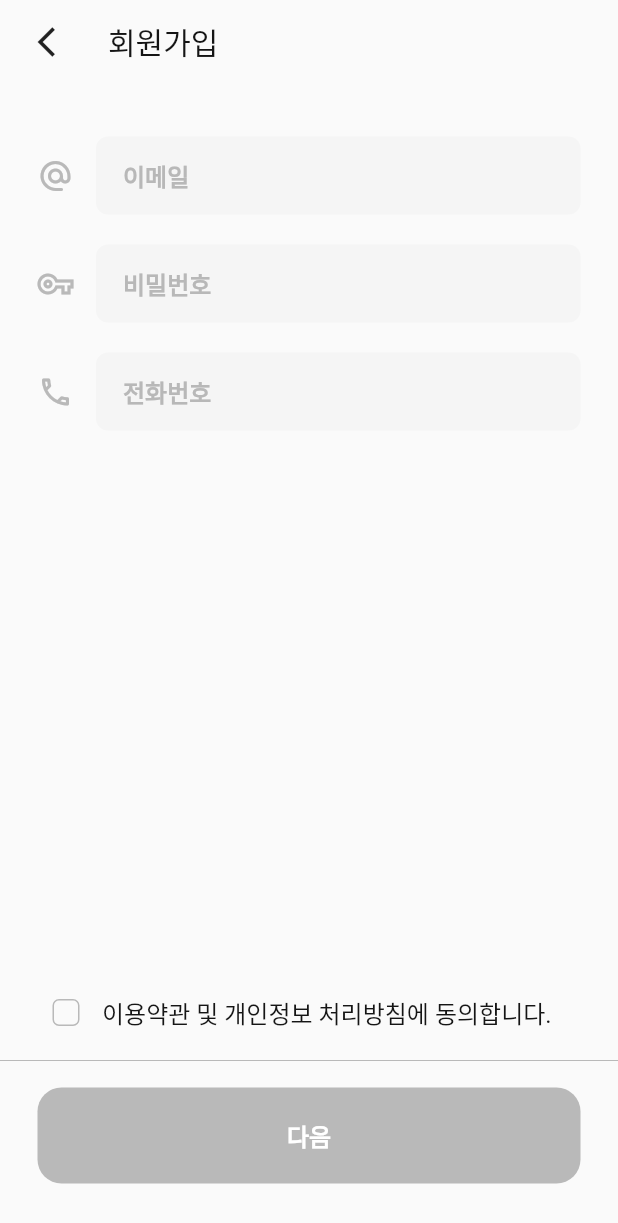
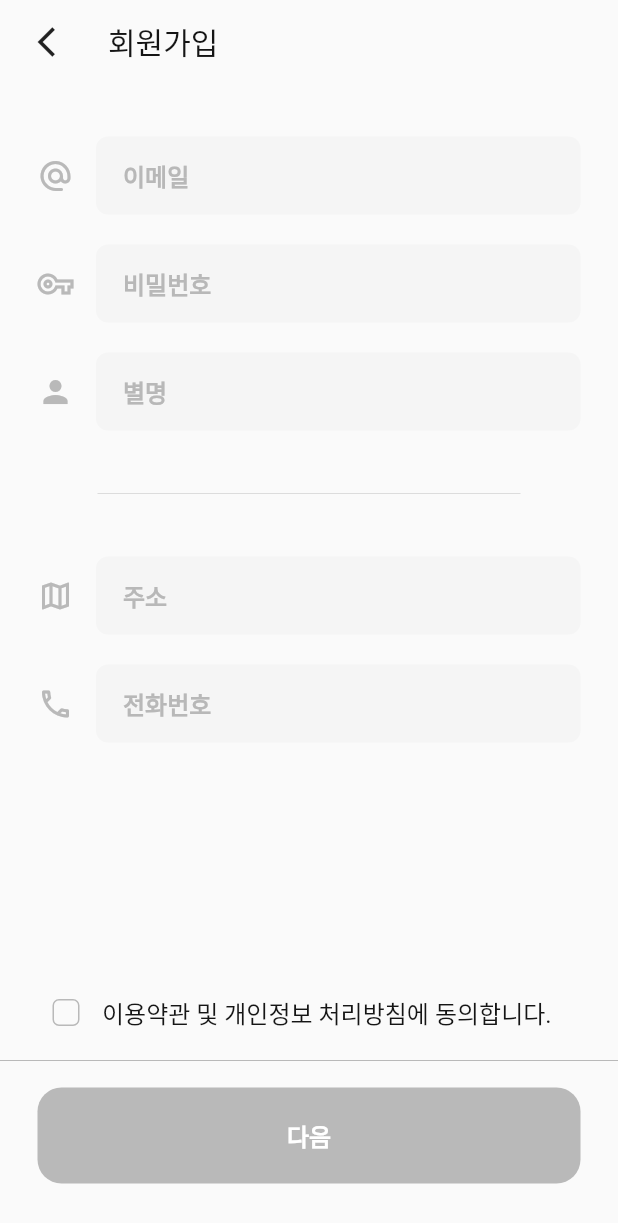
Before and after one commit to Team-Furry-Friend/Furry-Friend-App, a Flutter app: the screen it shows after launch, after a tap on "이메일 회원가입", on a phone screen of 412 x 824 dp. Shown: the top 1223 px of the screen. Run offline on Flutter 3.47's test engine with Material 2 defaults, Android fonts, the phone set to English and light mode, and no system bars; our stand-ins replace dio, google_sign_in, shared_preferences; missing offline and left inert: flutter_naver_login, kakao_flutter_sdk; network calls fail; Roboto replaces fonts that are missing (Pretendard).

Commit message:
[feat] 회원가입
- API 연결 및 화면 전환 추가
- 앱 내 유저 정보 존재시 메인 화면으로 시작

```diff
--- a/lib/app/screen/sign_up_screen.dart
+++ b/lib/app/screen/sign_up_screen.dart
@@ -5,7 +5,6 @@ import '../../domain/providers/user.dart';
 import '../widget/color.dart';
 import '../widget/common_widget.dart';
 import '../widget/sign_up_widget.dart';
-
 
 class SignUpScreen extends StatefulWidget {
   const SignUpScreen({Key? key}) : super(key: key);
@@ -23,6 +22,8 @@ class _SignUpScreenState extends State<SignUpScreen> {
   final TextEditingController emailController = TextEditingController();
   final TextEditingController pwController = TextEditingController();
   final TextEditingController phoneController = TextEditingController();
+  final TextEditingController nameController = TextEditingController();
+  final TextEditingController addressController = TextEditingController();
 
   bool isCheckToS = false;
 
@@ -31,6 +32,7 @@ class _SignUpScreenState extends State<SignUpScreen> {
     controllerListenerSetting();
     super.initState();
   }
+
   @override
   void dispose() {
     controllerListenerSetting(isDispose: true);
@@ -64,6 +66,21 @@ class _SignUpScreenState extends State<SignUpScreen> {
                     icon: Icons.vpn_key_outlined,
                     hintText: "비밀번호",
                     controller: pwController,
+                  ),
+                  SignTextFieldRow(
+                    icon: Icons.person,
+                    hintText: "별명",
+                    controller: nameController,
+                  ),
+                  Padding(
+                    padding: const EdgeInsets.symmetric(
+                        vertical: 24, horizontal: 40),
+                    child: const Divider(),
+                  ),
+                  SignTextFieldRow(
+                    icon: Icons.map_outlined,
+                    hintText: "주소",
+                    controller: addressController,
                   ),
                   SignTextFieldRow(
                     icon: Icons.phone_outlined,
@@ -123,6 +140,8 @@ class _SignUpScreenState extends State<SignUpScreen> {
     return isCheckToS &&
         pwController.text.isNotEmpty &&
         phoneController.text.isNotEmpty &&
+        nameController.text.isNotEmpty &&
+        addressController.text.isNotEmpty &&
         emailController.text.isNotEmpty;
   }
 
@@ -147,21 +166,25 @@ class _SignUpScreenState extends State<SignUpScreen> {
     }
   }
 
-  void textFieldOnChanged(){
-    if(completeCheck()){
+  void textFieldOnChanged() {
+    if (completeCheck()) {
       setState(() {});
     }
   }
 
   void controllerListenerSetting({bool isDispose = false}) {
-    if(isDispose){
+    if (isDispose) {
       emailController.removeListener(textFieldOnChanged);
       pwController.removeListener(textFieldOnChanged);
       phoneController.removeListener(textFieldOnChanged);
-    }else{
+      nameController.removeListener(textFieldOnChanged);
+      addressController.removeListener(textFieldOnChanged);
+    } else {
       emailController.addListener(textFieldOnChanged);
       pwController.addListener(textFieldOnChanged);
       phoneController.addListener(textFieldOnChanged);
+      nameController.addListener(textFieldOnChanged);
+      addressController.addListener(textFieldOnChanged);
     }
   }
 
@@ -169,13 +192,13 @@ class _SignUpScreenState extends State<SignUpScreen> {
     if (!completeCheck()) {
       util.showSnackBar(context, "입력란 및 이용약관 동의를 확인해주세요.");
     } else {
-      if(!util.isValidEmailFormat(emailController.text)){
+      if (!util.isValidEmailFormat(emailController.text)) {
         util.showSnackBar(context, "이메일 유형을 맞춰주세요.");
         return;
       }
 
-      userProvider.signUpUser(
-          emailController.text, pwController.text);
+      userProvider.signUpUser(context, emailController.text, pwController.text,
+          nameController.text, addressController.text, phoneController.text);
     }
   }
 }
--- a/lib/common/utils.dart
+++ b/lib/common/utils.dart
@@ -1,8 +1,20 @@
 import 'package:flutter/material.dart';
 import 'package:furry_friend/service/prefs.dart';
-import 'package:kakao_flutter_sdk/kakao_flutter_sdk.dart';
+import 'package:kakao_flutter_sdk/kakao_flutter_sdk.dart' as kakao;
 
 class Utils {
+  Future<void> serviceSetting() async {
+    Prefs();
+    kakao.KakaoSdk.init(
+      nativeAppKey: '2b171fd1be0956ce61a994f5d910834e',
+    );
+  }
+
+  bool isLogin() {
+    final prefs = Prefs();
+    return (prefs.sharedPrefs.getString(prefs.email) ?? '').isNotEmpty;
+  }
+
   void showSnackBar(BuildContext context, String text) {
     ScaffoldMessenger.of(context).showSnackBar(SnackBar(
       behavior: SnackBarBehavior.floating,
@@ -11,16 +23,9 @@ class Utils {
     ));
   }
 
-  Future<void> serviceSetting() async {
-    Prefs();
-    KakaoSdk.init(
-      nativeAppKey: '2b171fd1be0956ce61a994f5d910834e',
-    );
-  }
-
   bool isValidEmailFormat(String text) {
     return RegExp(
-        r"^[a-zA-Z0-9.a-zA-Z0-9.!#$%&'*+-/=?^_`{|}~]+@[a-zA-Z0-9]+\.[a-zA-Z]+")
+            r"^[a-zA-Z0-9.a-zA-Z0-9.!#$%&'*+-/=?^_`{|}~]+@[a-zA-Z0-9]+\.[a-zA-Z]+")
         .hasMatch(text);
   }
 }
--- a/lib/domain/api/client.dart
+++ b/lib/domain/api/client.dart
@@ -9,7 +9,7 @@ class UserClient {
 
   UserClient._internal() {
     BaseOptions _options = BaseOptions(
-      baseUrl: 'https://howstheairtoday.site',
+      baseUrl: 'https://howstheairtoday.site/',
       connectTimeout: const Duration(seconds: 10),
       receiveTimeout: const Duration(seconds: 10),
       sendTimeout: const Duration(seconds: 10),
--- a/lib/main.dart
+++ b/lib/main.dart
@@ -1,10 +1,10 @@
 import 'package:flutter/material.dart';
+import 'package:furry_friend/app/screen/home_screen.dart';
 import 'package:furry_friend/common/utils.dart';
 import 'package:provider/provider.dart';
 
 import 'app/screen/login_screen.dart';
 import 'domain/providers/user.dart';
-
 
 Future<void> main() async {
   WidgetsFlutterBinding.ensureInitialized();
@@ -27,7 +27,7 @@ class MyApp extends StatelessWidget {
     return MaterialApp(
       title: 'Furry Friend',
       theme: ThemeData(fontFamily: 'Pretendard'),
-      home: LoginScreen(),
+      home: Utils().isLogin() ? const HomeScreen() : const LoginScreen(),
     );
   }
 }
--- a/lib/service/prefs.dart
+++ b/lib/service/prefs.dart
@@ -15,8 +15,11 @@ class Prefs {
     sharedPrefs = await SharedPreferences.getInstance();
   }
 
-
   final String refreshToken = "REFRESHTOKEN";
   final String accessToken = "ACCESSTOKEN";
-
+  final String email = "EMAIL";
+  final String password = "PASSWORD";
+  final String phoneNumber = "PHONENUMBER";
+  final String nickName = "NICKNAME";
+  final String address = "ADRESS";
 }
```
Also changed, not shown: lib/domain/api/api.dart (+4 -4 lines), lib/domain/providers/user.dart (+17 -6 lines).
